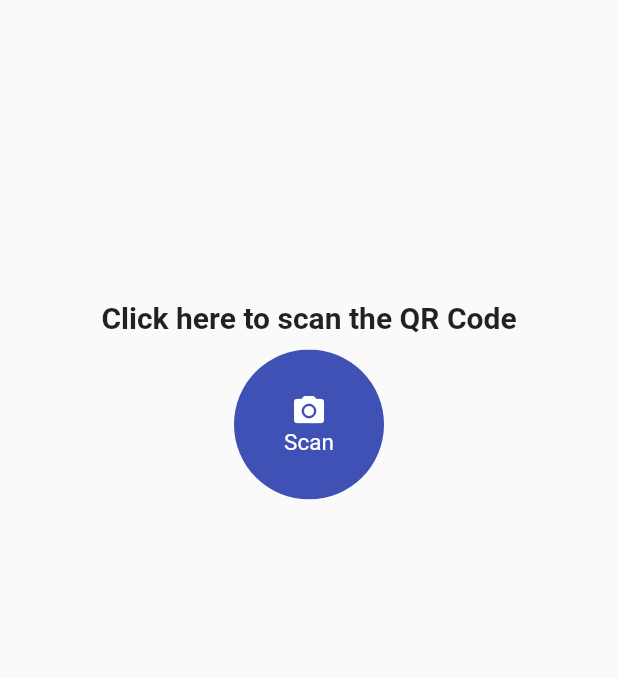
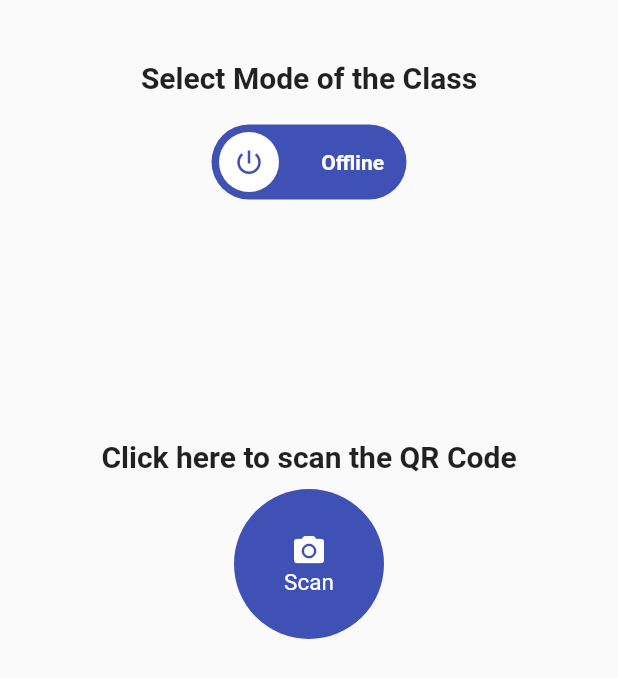
Before and after one commit to pavankalyanm/smart_attendance, a Flutter app: the ScanScreen screen opened directly, on a phone screen of 412 x 824 dp. Shown: the top 678 px of the screen. Run offline on Flutter 3.47's test engine with Material 2 defaults, Android fonts, the phone set to English and light mode, and no system bars; drawn by our look-alikes of lite_rolling_switch; our stand-ins replace animated_splash_screen, cloud_firestore, csv, firebase_auth, firebase_storage, geolocator and 7 more; missing offline and left inert: animated_splash, back_button_interceptor, barcode_scan, flutter_splash, xxtea; accounts and stored records are empty.

Commit message:
added shared preferences and enabled online&offline mode

```diff
--- a/lib/pages/admin/adminview.dart
+++ b/lib/pages/admin/adminview.dart
@@ -1,5 +1,6 @@
 import 'dart:ui';
 import 'package:flutter/material.dart';
+import 'package:shared_preferences/shared_preferences.dart';
 import 'package:smart_attendance/pages/Login/login1.dart';
 import 'package:smart_attendance/pages/admin/addClasscode.dart';
 import 'package:smart_attendance/pages/admin/changepswd.dart';
@@ -63,7 +64,8 @@ class _adminState extends State<admin> {
                   ),
                 ));*/
                 signOut();
-
+                final SharedPreferences preferences=await SharedPreferences.getInstance();
+                preferences.remove('userid');
                 globals.qrCode = null;
                 globals.classCode = null;
                 globals.courseCode = null;
--- a/lib/pages/student/Join_Lecture/scan.dart
+++ b/lib/pages/student/Join_Lecture/scan.dart
@@ -17,12 +17,14 @@ import 'package:smart_attendance/theme/style.dart' as style;
 import '../../../globals.dart';
 import 'package:geolocator/geolocator.dart';
 import 'package:local_auth/local_auth.dart';
+import 'package:lite_rolling_switch/lite_rolling_switch.dart';
 
 String docId;
 Position studentLocation;
 double Tlatitude;
 double Tlongitude;
 bool isauth=false;
+bool isSwitched=false;
 
 
 class ScanScreen extends StatefulWidget {
@@ -213,10 +215,15 @@ class _ScanState extends State<ScanScreen> {
 //// ),
 // ),
 
+
             child: Column(
           children: [
             SizedBox(
-              height: 200,
+              height: 40,
+            ),
+            onSwitch(),
+            SizedBox(
+              height: 160,
             ),
             Container(
               child: new Text(
@@ -260,9 +267,48 @@ class _ScanState extends State<ScanScreen> {
                 ),
               ),
             ),
+
           ],
-        )));
+        ))
+
+    );
+
+
   }
+
+  Widget onSwitch() =>
+      Center(
+        child: Column(
+          mainAxisAlignment: MainAxisAlignment.center,
+          children: <Widget>[
+            Text("Select Mode of the Class",style: TextStyle(
+                fontSize: 20,
+                fontWeight: FontWeight.bold
+            ),
+            ),
+
+            Padding(
+              padding: EdgeInsets.only(top: 20),
+              child: LiteRollingSwitch(
+                value: false,
+                textOn: 'Online',
+                textOff: 'Offline',
+                colorOn: Colors.indigo,
+                colorOff: Colors.indigo,
+                iconOn: Icons.check,
+                iconOff: Icons.power_settings_new,
+                animationDuration: Duration(milliseconds: 800),
+                onChanged: (bool state) {
+                  isSwitched=state;
+                  print('turned ${(isSwitched) ? 'online' : 'offline'}');
+                },
+              ),
+            )
+          ],
+        ),
+      );
+
+
 
 
 
@@ -365,7 +411,7 @@ class _ScanState extends State<ScanScreen> {
           Tlongitude=snapshot.data['longitude'];
           //getCourseDetails();
 
-          getcurrentLocation();
+          isSwitched ? getcurrentLocation() : getCourseDetails();
 
 //          syncToPreviousAttendance();
         } else {
--- a/lib/pages/student/home.dart
+++ b/lib/pages/student/home.dart
@@ -1,6 +1,7 @@
 import 'dart:io';
 
 import "package:flutter/material.dart";
+import 'package:shared_preferences/shared_preferences.dart';
 //import 'package:cloud_firestore/cloud_firestore.dart';
 
 //import 'package:flutter/rendering.dart';
@@ -91,7 +92,8 @@ class _StudentState extends State<Student> {
                     ],
                   ),
                 ));
-
+                final SharedPreferences preferences=await SharedPreferences.getInstance();
+                preferences.remove('userid');
                 globals.qrCode = null;
                 globals.classCode = null;
                 globals.courseCode = null;
--- a/lib/pages/teacher/Previous_Lectures/previous_lectures.dart
+++ b/lib/pages/teacher/Previous_Lectures/previous_lectures.dart
@@ -5,6 +5,8 @@ import 'package:smart_attendance/globals.dart' as globals;
 import 'package:smart_attendance/pages/teacher/Create_Lecture/generation_data.dart';
 //import 'package:back_button_interceptor/back_button_interceptor.dart';
 import 'package:smart_attendance/pages/teacher/home.dart';
+import 'package:smart_attendance/widgets/dialog.dart';
+import 'package:smart_attendance/widgets/snackbar.dart';
 
 class PreviousLectures extends StatefulWidget {
   const PreviousLectures({Key key}) : super(key: key);
@@ -42,7 +44,7 @@ class PreviousLecturesState extends State<PreviousLectures> {
   String collection1 = "users";
   String collection2 = "previous_lecture";
   String uid = globals.uid;
-
+  final _scaffoldKey = GlobalKey<ScaffoldState>();
   @override
   Widget build(BuildContext context) {
     // TODO: implement build
@@ -106,6 +108,8 @@ class PreviousLecturesState extends State<PreviousLectures> {
           ),
           onTap: () {
             //function to download file
+
+            showInDialog.show(context, 'File Successfully download to PATH:/storage/emulated/0/data/com.saqr.android/files');
           },
           title: Text("Subject : ${record.course_code}"),
           subtitle: Text(
--- a/lib/pages/teacher/home.dart
+++ b/lib/pages/teacher/home.dart
@@ -3,6 +3,7 @@ import 'dart:io';
 import 'package:cloud_firestore/cloud_firestore.dart';
 import 'package:flutter/cupertino.dart';
 import "package:flutter/material.dart";
+import 'package:shared_preferences/shared_preferences.dart';
 import 'package:smart_attendance/pages/Login/login1.dart';
 //import 'package:cloud_firestore/cloud_firestore.dart';
 //import 'package:firebase_auth/firebase_auth.dart';
@@ -111,7 +112,8 @@ class _TeacherState extends State<Teacher> {
                   ),
                 ));
                 signOut();
-
+                final SharedPreferences preferences=await SharedPreferences.getInstance();
+                preferences.remove('userid');
                 globals.qrCode = null;
                 globals.classCode = null;
                 globals.courseCode = null;
--- a/lib/services/checkRole.dart
+++ b/lib/services/checkRole.dart
@@ -60,6 +60,7 @@ if (snapshot.data == null) {
 } else {
 if (snapshot.data['role'] == 'admin') {
 
+  globals.role = snapshot.data['role'];
 
 } else if (snapshot.data['role'] == 'teacher') {
 globals.name = snapshot.data['name'];
--- a/pubspec.yaml
+++ b/pubspec.yaml
@@ -8,6 +8,7 @@ dependencies:
   animated_splash: ^1.0.0
   flutter:
     sdk: flutter
+  shared_preferences: ^2.0.6
 
 dev_dependencies:
   flutter_test:
@@ -28,6 +29,7 @@ dev_dependencies:
   back_button_interceptor: ^4.0.6
   splashscreen: ^1.3.5
   flutter_splash: ^1.0.1
+  animated_splash_screen: ^1.1.0
   animated_splash: ^1.0.0
   downloads_path_provider: ^0.1.0
   csv: ^5.0.0
@@ -37,6 +39,7 @@ dev_dependencies:
   screenshot: ^1.2.1
   image_gallery_saver: ^1.6.9
   permission_handler: ^8.1.1
+  lite_rolling_switch: ^0.1.1
 
 # For information on the generic Dart part of this file, see the
 # following page: https://www.dartlang.org/tools/pub/pubspec
```
Also changed, not shown: lib/main.dart (+31 -73 lines), lib/pages/Login/login1.dart (+14 -3 lines), lib/pages/admin/studentSignup.dart (+25 -15 lines), lib/services/sharedpreferences.dart (added, +18 -0 lines), pubspec.lock, 2 other files.
